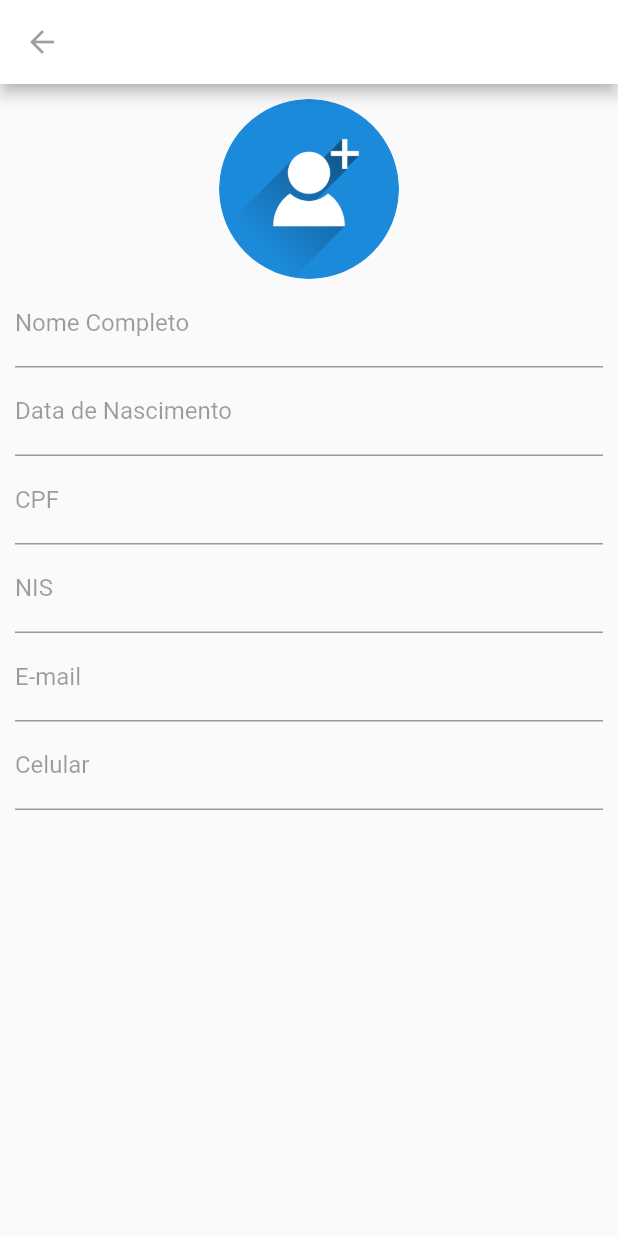
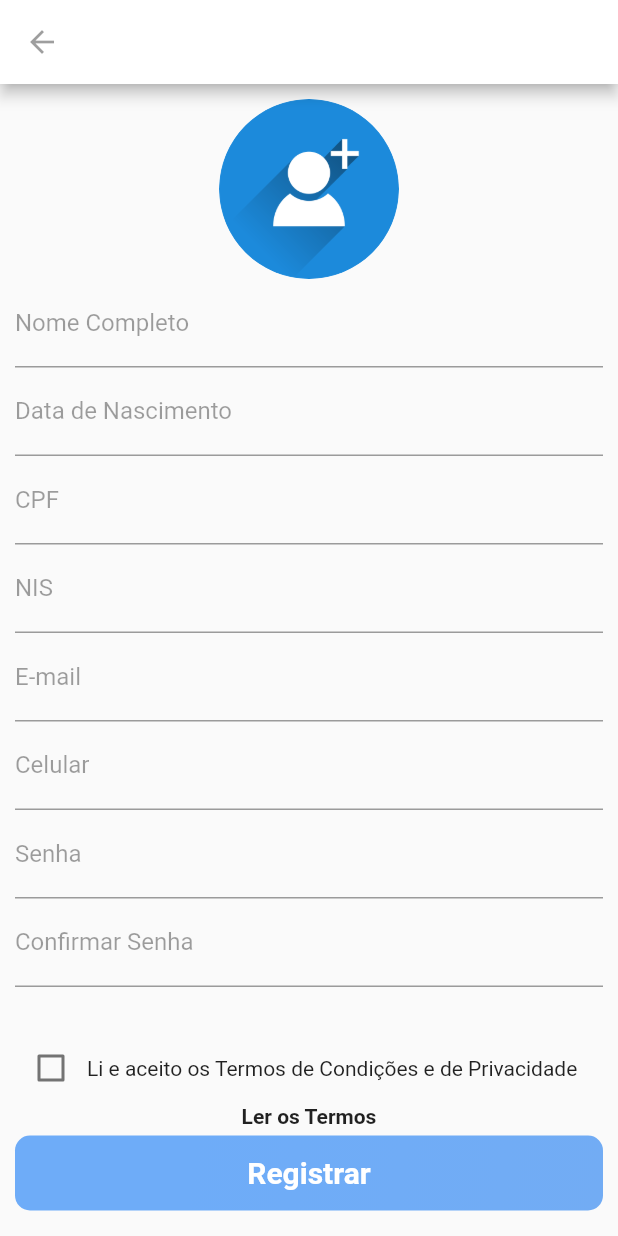
Before and after one commit to wandqueiroz/aplicativoBolsaFamilia, a Flutter app: the screen it shows after launch, after a tap on "Registrar", on a phone screen of 412 x 824 dp. Run offline on Flutter 3.47's test engine with Material 2 defaults, Android fonts, the phone set to English and light mode, and no system bars; our stand-ins replace mask_text_input_formatter.

Commit message:
Commit com tela Home

```diff
--- /dev/null
+++ b/lib/pages/home.page.dart
@@ -0,0 +1,15 @@
+import 'package:flutter/material.dart';
+
+class HomePage extends StatefulWidget {
+  @override
+  _HomePageState createState() => _HomePageState();
+}
+
+class _HomePageState extends State<HomePage> {
+  @override
+  Widget build(BuildContext context) {
+    return Scaffold(
+      body: Container(),
+    );
+  }
+}
--- a/lib/pages/login.page.dart
+++ b/lib/pages/login.page.dart
@@ -1,3 +1,4 @@
+import 'package:bfpocket/pages/home.page.dart';
 import 'package:bfpocket/pages/sign-in.page.dart';
 import 'package:bfpocket/pages/recovery-password.page.dart';
 import 'package:flutter/material.dart';
@@ -130,7 +131,12 @@ class LoginPageState extends State<LoginPage> {
                       ),
                     ],
                   ),
-                  onPressed: () {},
+                  onPressed: () {
+                    Navigator.push(
+                      context,
+                      MaterialPageRoute(builder: (context) => HomePage()),
+                    );
+                  },
                 ),
               ),
             ),
--- a/lib/pages/sign-in.page.dart
+++ b/lib/pages/sign-in.page.dart
@@ -19,6 +19,8 @@ class _SignInPageState extends State<SignInPage> {
 
   var maskFormatterCelular = new MaskTextInputFormatter(
       mask: '(##) # ####-####', filter: {"#": RegExp(r'[0-9]')});
+
+  bool checkBoxValue = false;
 
   @override
   Widget build(BuildContext context) {
@@ -110,6 +112,94 @@ class _SignInPageState extends State<SignInPage> {
                 ),
               ),
             ),
+            TextFormField(
+              inputFormatters: [maskFormatterCelular],
+              keyboardType: TextInputType.number,
+              decoration: InputDecoration(
+                labelText: "Senha",
+                labelStyle: TextStyle(
+                  color: Colors.black38,
+                  fontWeight: FontWeight.w400,
+                ),
+              ),
+            ),
+            TextFormField(
+              inputFormatters: [maskFormatterCelular],
+              keyboardType: TextInputType.number,
+              decoration: InputDecoration(
+                labelText: "Confirmar Senha",
+                labelStyle: TextStyle(
+                  color: Colors.black38,
+                  fontWeight: FontWeight.w400,
+                ),
+              ),
+            ),
+            SizedBox(
+              height: 30,
+            ),
+            Container(
+              alignment: Alignment.center,
+              child: Row(
+                //mainAxisAlignment: MainAxisAlignment.center,
+                children: <Widget>[
+                  Checkbox(
+                    value: checkBoxValue,
+                    onChanged: (bool value) {
+                      setState(() {
+                        checkBoxValue = value;
+                      });
+                    },
+                  ),
+                  Text("Li e aceito os Termos de Condições e de Privacidade"),
+                ],
+              ),
+            ),
+            Text(
+              "Ler os Termos",
+              textAlign: TextAlign.center,
+              style: TextStyle(fontWeight: FontWeight.bold),
+            ),
+            SizedBox(
+              height: 5.0,
+            ),
+            Container(
+              height: 50,
+              alignment: Alignment.centerLeft,
+              decoration: BoxDecoration(
+                gradient: LinearGradient(
+                  begin: Alignment.topLeft,
+                  end: Alignment.bottomRight,
+                  stops: [0.3, 1],
+                  colors: [
+                    Color(0xFF6eacf8),
+                    Color(0xFF72acf4),
+                  ],
+                ),
+                borderRadius: BorderRadius.all(Radius.circular(10)),
+              ),
+              child: SizedBox.expand(
+                child: FlatButton(
+                  child: Row(
+                    mainAxisAlignment: MainAxisAlignment.center,
+                    children: <Widget>[
+                      Text(
+                        "Registrar",
+                        style: TextStyle(
+                          fontWeight: FontWeight.bold,
+                          color: Colors.white,
+                          fontSize: 20,
+                        ),
+                        textAlign: TextAlign.center,
+                      ),
+                    ],
+                  ),
+                  onPressed: () {},
+                ),
+              ),
+            ),
+            SizedBox(
+              height: 20,
+            ),
           ],
         ),
       ),
```
